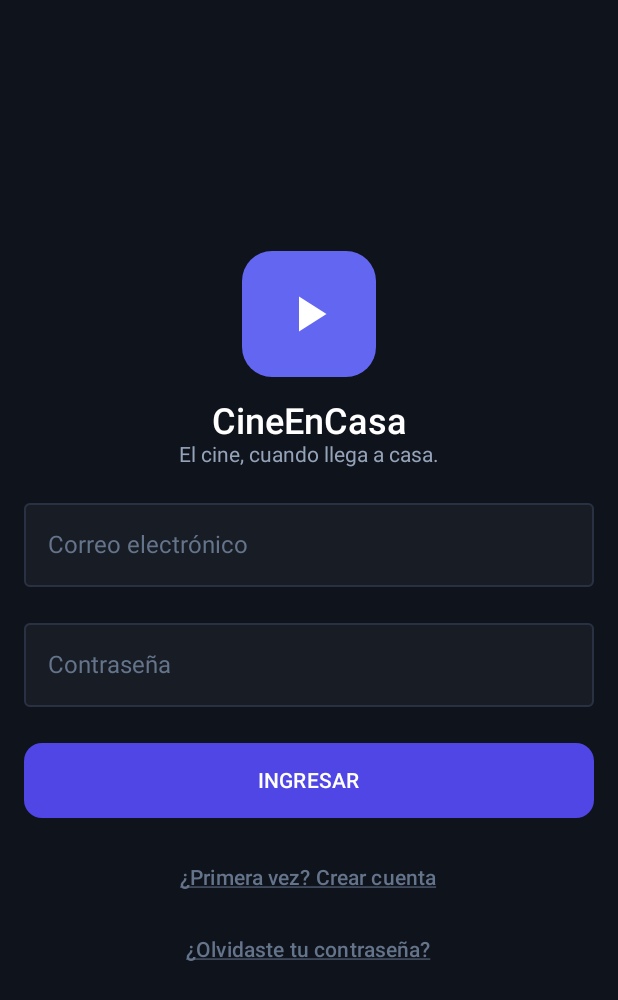
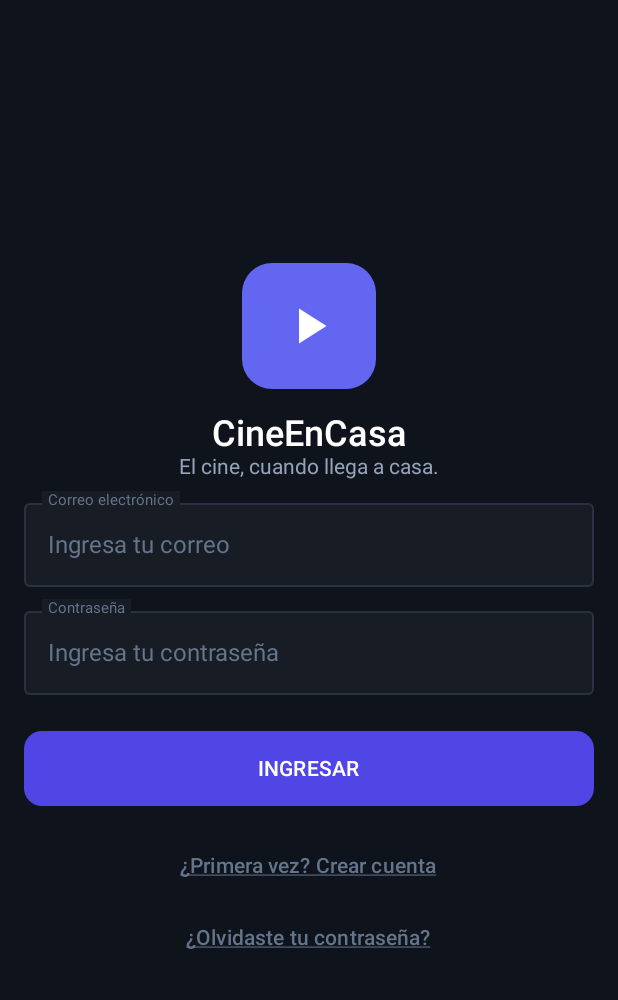
Before and after one commit to jdcuevasp2/UX-CineEnCasa, an Android app built with Jetpack Compose: the screen it shows after launch (MainActivity), on a phone screen of 412 x 824 dp. Shown: the top 1000 px of the screen. Run offline under Robolectric (Android 15) with nearby library versions, the phone set to English and light mode, and no system bars.

Commit message:
Match Figma more closely: text fields, movie titles, chip dot
- New CineEnCasaTextField: label always floats on the border with its
  placeholder always visible, matching Figma's text field mockup —
  stock OutlinedTextField only floats the label once focused/filled.
  Used by Login's email/password fields and Cartelera's search field.
- MovieCard title wraps up to 2 lines again (centered) instead of
  truncating to 1 line, matching Figma; genre/year still sits directly
  below with no reserved gap for short titles.
- Detalle's "en cines desde" chip dot is Azul2 (indigo) per Figma,
  not the muted placeholder gray.

Co-Authored-By: Claude Sonnet 5 <noreply@anthropic.com>

```diff
--- /dev/null
+++ b/mobile/app/src/main/java/com/cineencasa/mobile/ui/components/CineEnCasaTextField.kt
@@ -0,0 +1,72 @@
+package com.cineencasa.mobile.ui.components
+
+import androidx.compose.foundation.background
+import androidx.compose.foundation.layout.Box
+import androidx.compose.foundation.layout.fillMaxWidth
+import androidx.compose.foundation.layout.offset
+import androidx.compose.foundation.layout.padding
+import androidx.compose.foundation.text.KeyboardOptions
+import androidx.compose.material3.MaterialTheme
+import androidx.compose.material3.OutlinedTextField
+import androidx.compose.material3.OutlinedTextFieldDefaults
+import androidx.compose.material3.Text
+import androidx.compose.runtime.Composable
+import androidx.compose.ui.Alignment
+import androidx.compose.ui.Modifier
+import androidx.compose.ui.graphics.Color
+import androidx.compose.ui.text.input.VisualTransformation
+import androidx.compose.ui.unit.dp
+import com.cineencasa.mobile.ui.theme.Outline
+import com.cineencasa.mobile.ui.theme.PlaceholderTertiary
+import com.cineencasa.mobile.ui.theme.Surface as SurfaceColor
+
+/**
+ * Matches Figma's "Text field" component: the label always sits floated on
+ * the border (never inline as a large placeholder), with a separate
+ * placeholder hint always visible inside — unlike stock M3 OutlinedTextField,
+ * whose label only floats once focused or filled. We draw the label
+ * ourselves and pass `label = null` to the field so its placeholder shows
+ * regardless of focus.
+ */
+@Composable
+fun CineEnCasaTextField(
+    value: String,
+    onValueChange: (String) -> Unit,
+    label: String,
+    placeholder: String,
+    modifier: Modifier = Modifier,
+    visualTransformation: VisualTransformation = VisualTransformation.None,
+    keyboardOptions: KeyboardOptions = KeyboardOptions.Default,
+    singleLine: Boolean = true
+) {
+    Box(modifier = modifier) {
+        OutlinedTextField(
+            value = value,
+            onValueChange = onValueChange,
+            placeholder = { Text(placeholder, color = PlaceholderTertiary) },
+            singleLine = singleLine,
+            visualTransformation = visualTransformation,
+            keyboardOptions = keyboardOptions,
+            colors = OutlinedTextFieldDefaults.colors(
+                focusedContainerColor = SurfaceColor,
+                unfocusedContainerColor = SurfaceColor,
+                focusedBorderColor = Outline,
+                unfocusedBorderColor = Outline,
+                focusedTextColor = Color.White,
+                unfocusedTextColor = Color.White,
+                cursorColor = MaterialTheme.colorScheme.primary
+            ),
+            modifier = Modifier.fillMaxWidth()
+        )
+        Text(
+            text = label,
+            style = MaterialTheme.typography.labelSmall,
+            color = PlaceholderTertiary,
+            modifier = Modifier
+                .align(Alignment.TopStart)
+                .offset(x = 12.dp, y = (-8).dp)
+                .background(SurfaceColor)
+                .padding(horizontal = 4.dp)
+        )
+    }
+}
--- a/mobile/app/src/main/java/com/cineencasa/mobile/ui/components/MovieCard.kt
+++ b/mobile/app/src/main/java/com/cineencasa/mobile/ui/components/MovieCard.kt
@@ -54,7 +54,7 @@ fun MovieCard(
                 style = MaterialTheme.typography.bodyLarge,
                 color = MaterialTheme.colorScheme.onSurface,
                 textAlign = TextAlign.Center,
-                maxLines = 1,
+                maxLines = 2,
                 overflow = TextOverflow.Ellipsis,
                 modifier = Modifier.fillMaxWidth()
             )
--- a/mobile/app/src/main/java/com/cineencasa/mobile/ui/screens/cartelera/CarteleraScreen.kt
+++ b/mobile/app/src/main/java/com/cineencasa/mobile/ui/screens/cartelera/CarteleraScreen.kt
@@ -14,8 +14,6 @@ import androidx.compose.material.icons.filled.AccountCircle
 import androidx.compose.material3.Icon
 import androidx.compose.material3.IconButton
 import androidx.compose.material3.MaterialTheme
-import androidx.compose.material3.OutlinedTextField
-import androidx.compose.material3.OutlinedTextFieldDefaults
 import androidx.compose.material3.Scaffold
 import androidx.compose.material3.Text
 import androidx.compose.runtime.Composable
@@ -31,12 +29,10 @@ import androidx.compose.ui.unit.dp
 import com.cineencasa.mobile.R
 import com.cineencasa.mobile.data.Movie
 import com.cineencasa.mobile.data.MockMovies
+import com.cineencasa.mobile.ui.components.CineEnCasaTextField
 import com.cineencasa.mobile.ui.components.CineEnCasaTopBar
 import com.cineencasa.mobile.ui.components.MovieCard
 import com.cineencasa.mobile.ui.theme.CineEnCasaTheme
-import com.cineencasa.mobile.ui.theme.Outline
-import com.cineencasa.mobile.ui.theme.PlaceholderTertiary
-import com.cineencasa.mobile.ui.theme.Surface as SurfaceColor
 
 /** Figma node 36:23517 — M-03 Cartelera (Home). */
 @Composable
@@ -78,22 +74,11 @@ fun CarteleraScreen(
                 modifier = Modifier.padding(bottom = 16.dp)
             )
 
-            OutlinedTextField(
+            CineEnCasaTextField(
                 value = query,
                 onValueChange = { query = it },
-                label = { Text(stringResource(id = R.string.cartelera_search_label)) },
-                singleLine = true,
-                colors = OutlinedTextFieldDefaults.colors(
-                    focusedContainerColor = SurfaceColor,
-                    unfocusedContainerColor = SurfaceColor,
-                    focusedBorderColor = Outline,
-                    unfocusedBorderColor = Outline,
-                    focusedTextColor = Color.White,
-                    unfocusedTextColor = Color.White,
-                    focusedLabelColor = PlaceholderTertiary,
-                    unfocusedLabelColor = PlaceholderTertiary,
-                    cursorColor = MaterialTheme.colorScheme.primary
-                ),
+                label = stringResource(id = R.string.cartelera_search_label),
+                placeholder = "",
                 modifier = Modifier
                     .fillMaxWidth()
                     .padding(bottom = 16.dp)
--- a/mobile/app/src/main/java/com/cineencasa/mobile/ui/screens/detalle/DetalleScreen.kt
+++ b/mobile/app/src/main/java/com/cineencasa/mobile/ui/screens/detalle/DetalleScreen.kt
@@ -35,6 +35,7 @@ import com.cineencasa.mobile.data.Movie
 import com.cineencasa.mobile.data.MockMovies
 import com.cineencasa.mobile.ui.components.CineEnCasaTopBar
 import com.cineencasa.mobile.ui.components.PrimaryButton
+import com.cineencasa.mobile.ui.theme.Azul2Secondary
 import com.cineencasa.mobile.ui.theme.CineEnCasaTheme
 import com.cineencasa.mobile.ui.theme.Outline
 import com.cineencasa.mobile.ui.theme.PlaceholderTertiary
@@ -113,7 +114,7 @@ fun DetalleScreen(
                             modifier = Modifier
                                 .size(8.dp)
                                 .clip(CircleShape)
-                                .background(PlaceholderTertiary)
+                                .background(Azul2Secondary)
                         )
                         Text(
                             text = movie.releaseDateLabel,
--- a/mobile/app/src/main/java/com/cineencasa/mobile/ui/screens/login/LoginScreen.kt
+++ b/mobile/app/src/main/java/com/cineencasa/mobile/ui/screens/login/LoginScreen.kt
@@ -14,8 +14,6 @@ import androidx.compose.material.icons.Icons
 import androidx.compose.material.icons.filled.PlayArrow
 import androidx.compose.material3.Icon
 import androidx.compose.material3.MaterialTheme
-import androidx.compose.material3.OutlinedTextField
-import androidx.compose.material3.OutlinedTextFieldDefaults
 import androidx.compose.material3.Surface
 import androidx.compose.material3.Text
 import androidx.compose.material3.TextButton
@@ -35,12 +33,11 @@ import androidx.compose.ui.text.style.TextDecoration
 import androidx.compose.ui.tooling.preview.Preview
 import androidx.compose.ui.unit.dp
 import com.cineencasa.mobile.R
+import com.cineencasa.mobile.ui.components.CineEnCasaTextField
 import com.cineencasa.mobile.ui.components.PrimaryButton
 import com.cineencasa.mobile.ui.theme.Azul2Secondary
 import com.cineencasa.mobile.ui.theme.CineEnCasaTheme
-import com.cineencasa.mobile.ui.theme.Outline
 import com.cineencasa.mobile.ui.theme.PlaceholderTertiary
-import com.cineencasa.mobile.ui.theme.Surface as SurfaceColor
 
 /** Figma node 28:22956 — M-01 Login / Registro. */
 @Composable
@@ -81,28 +78,24 @@ fun LoginScreen(
                 )
             }
 
-            OutlinedTextField(
+            CineEnCasaTextField(
                 value = email,
                 onValueChange = { email = it },
-                label = { Text(stringResource(id = R.string.login_email_label)) },
-                placeholder = { Text(stringResource(id = R.string.login_email_placeholder)) },
-                singleLine = true,
+                label = stringResource(id = R.string.login_email_label),
+                placeholder = stringResource(id = R.string.login_email_placeholder),
                 keyboardOptions = KeyboardOptions(keyboardType = KeyboardType.Email),
-                colors = cineEnCasaTextFieldColors(),
                 modifier = Modifier
                     .fillMaxWidth()
                     .padding(bottom = 16.dp)
             )
 
-            OutlinedTextField(
+            CineEnCasaTextField(
                 value = password,
                 onValueChange = { password = it },
-                label = { Text(stringResource(id = R.string.login_password_label)) },
-                placeholder = { Text(stringResource(id = R.string.login_password_placeholder)) },
-                singleLine = true,
+                label = stringResource(id = R.string.login_password_label),
+                placeholder = stringResource(id = R.string.login_password_placeholder),
                 visualTransformation = PasswordVisualTransformation(),
                 keyboardOptions = KeyboardOptions(keyboardType = KeyboardType.Password),
-                colors = cineEnCasaTextFieldColors(),
                 modifier = Modifier
                     .fillMaxWidth()
                     .padding(bottom = 24.dp)
@@ -153,21 +146,6 @@ private fun LogoBadge() {
     }
 }
 
-@Composable
-private fun cineEnCasaTextFieldColors() = OutlinedTextFieldDefaults.colors(
-    focusedContainerColor = SurfaceColor,
-    unfocusedContainerColor = SurfaceColor,
-    focusedBorderColor = Outline,
-    unfocusedBorderColor = Outline,
-    focusedTextColor = Color.White,
-    unfocusedTextColor = Color.White,
-    focusedLabelColor = PlaceholderTertiary,
-    unfocusedLabelColor = PlaceholderTertiary,
-    focusedPlaceholderColor = PlaceholderTertiary,
-    unfocusedPlaceholderColor = PlaceholderTertiary,
-    cursorColor = MaterialTheme.colorScheme.primary
-)
-
 @Preview(showBackground = true, backgroundColor = 0xFF0F131C, widthDp = 393, heightDp = 852)
 @Composable
 private fun LoginScreenPreview() {
```
